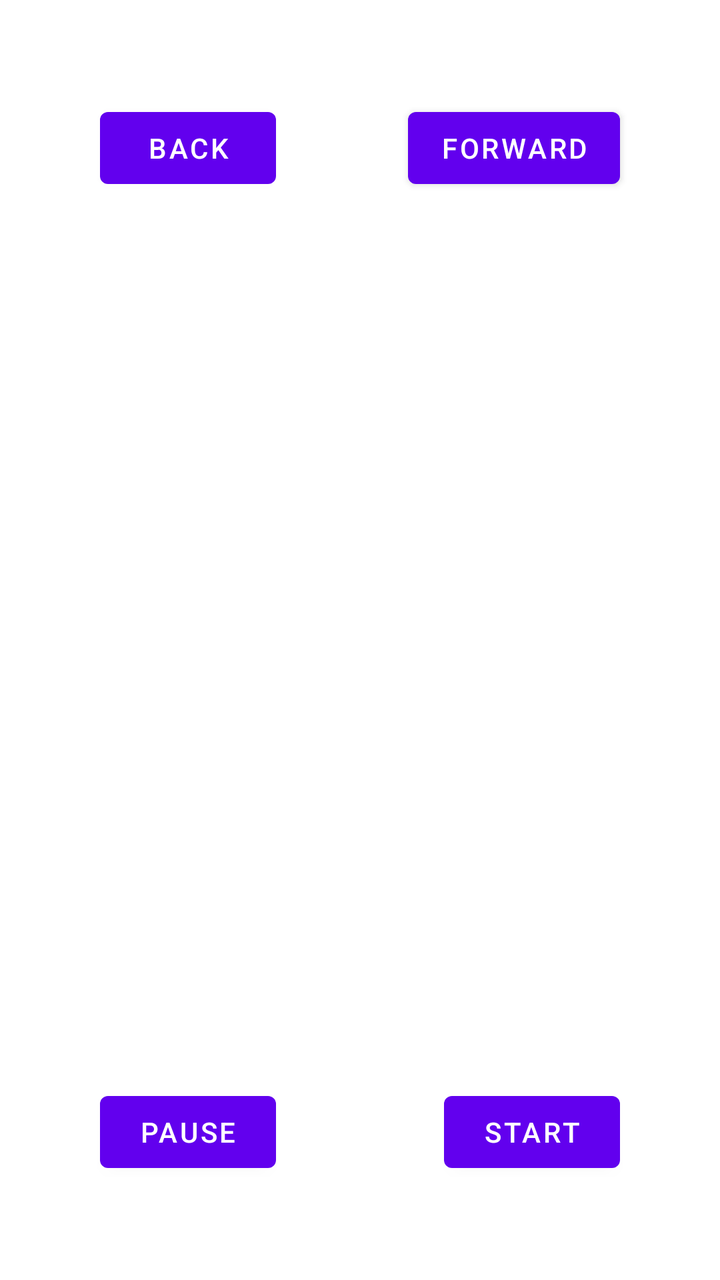
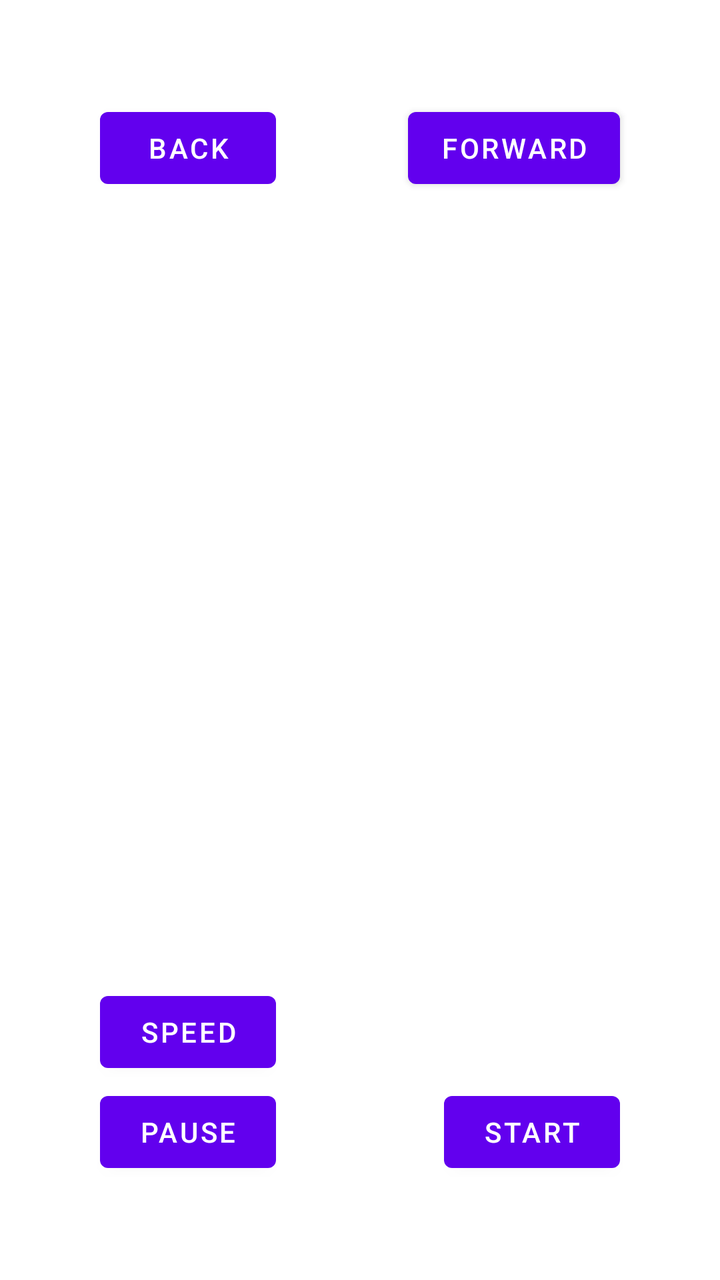

Compare the two renders of this Android layout. The source of the first and the diff that turns it into the second are given below.
<!-- AndroidManifest.xml: application theme Theme.MyApplication -->
<!-- res/layout/activity_main.xml -->
<?xml version="1.0" encoding="utf-8"?>
<FrameLayout xmlns:android="http://schemas.android.com/apk/res/android"
    xmlns:app="http://schemas.android.com/apk/res-auto"
    xmlns:tools="http://schemas.android.com/tools"
    android:layout_width="match_parent"
    android:layout_height="match_parent"
    android:id="@+id/gl_root"
    tools:context=".MainActivity">



<FrameLayout
    android:layout_width="match_parent"
    android:layout_height="match_parent"
    android:id="@+id/gl_root">


</FrameLayout>

    <Button
        android:id="@+id/back"
        android:layout_margin="50dp"
        android:layout_gravity="top|left"
        android:layout_width="wrap_content"
        android:layout_height="wrap_content"
        android:text="BACK"/>
    <Button
        android:id="@+id/forward"
        android:layout_margin="50dp"
        android:layout_gravity="top|right"
        android:layout_width="wrap_content"
        android:layout_height="wrap_content"
        android:text="FORWARD"/>
    <Button
        android:id="@+id/pause"
        android:layout_margin="50dp"
        android:layout_gravity="bottom|left"
        android:layout_width="wrap_content"
        android:layout_height="wrap_content"
        android:text="PAUSE"/>

    <Button
        android:id="@+id/start"
        android:layout_margin="50dp"
        android:layout_gravity="bottom|right"
        android:layout_width="wrap_content"
        android:layout_height="wrap_content"
        android:text="START"/>

</FrameLayout>
<!-- resources referenced by this layout -->
<resources>
  <style name="Theme.MyApplication" parent="Theme.MaterialComponents.DayNight.DarkActionBar">
          
          <item name="colorPrimary">@color/purple_500</item>
          <item name="colorPrimaryVariant">@color/purple_700</item>
          <item name="colorOnPrimary">@color/white</item>
          
          <item name="colorSecondary">@color/teal_200</item>
          <item name="colorSecondaryVariant">@color/teal_700</item>
          <item name="colorOnSecondary">@color/black</item>
          
          <item name="android:statusBarColor" tools:targetApi="l">?attr/colorPrimaryVariant</item>
          
      </style>
  <color name="purple_500">#FF6200EE</color>
  <color name="purple_700">#FF3700B3</color>
  <color name="white">#FFFFFFFF</color>
  <color name="teal_200">#FF03DAC5</color>
  <color name="teal_700">#FF018786</color>
  <color name="black">#FF000000</color>
</resources>

<!-- the commit's change to res/layout/activity_main.xml (unified diff, before → after) -->
@@ -31,6 +31,15 @@
         android:layout_width="wrap_content"
         android:layout_height="wrap_content"
         android:text="FORWARD"/>
+
+    <Button
+        android:id="@+id/speed"
+        android:layout_marginBottom="100dp"
+        android:layout_marginLeft="50dp"
+        android:layout_gravity="bottom|left"
+        android:layout_width="wrap_content"
+        android:layout_height="wrap_content"
+        android:text="SPEED"/>
     <Button
         android:id="@+id/pause"
         android:layout_margin="50dp"
